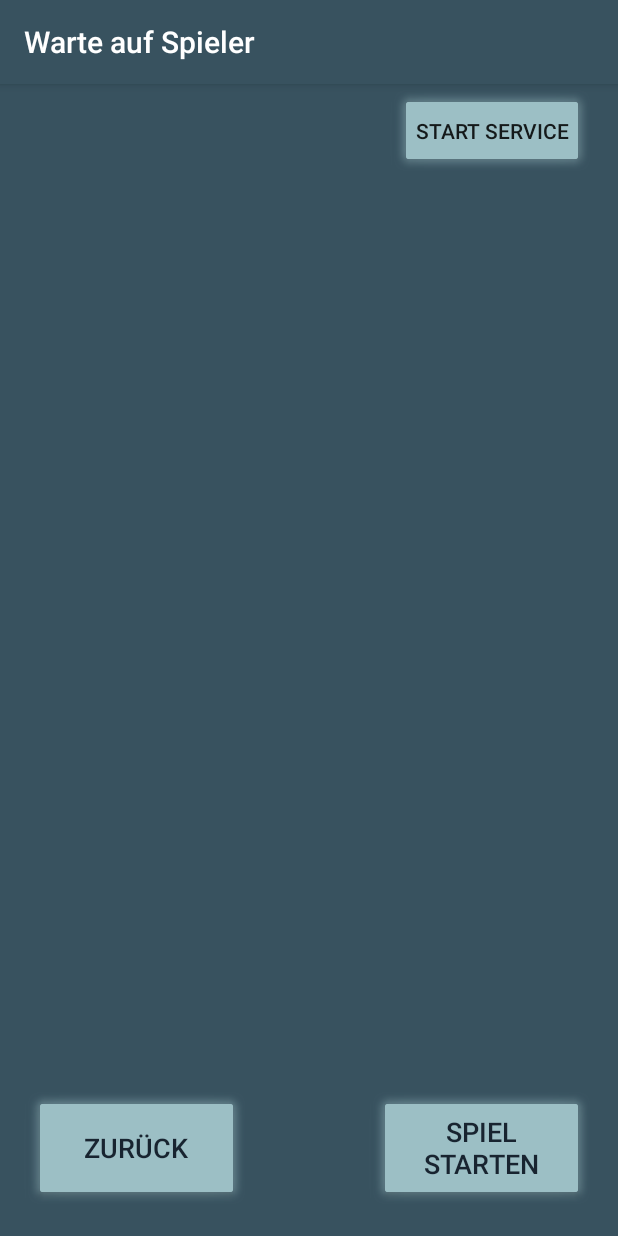
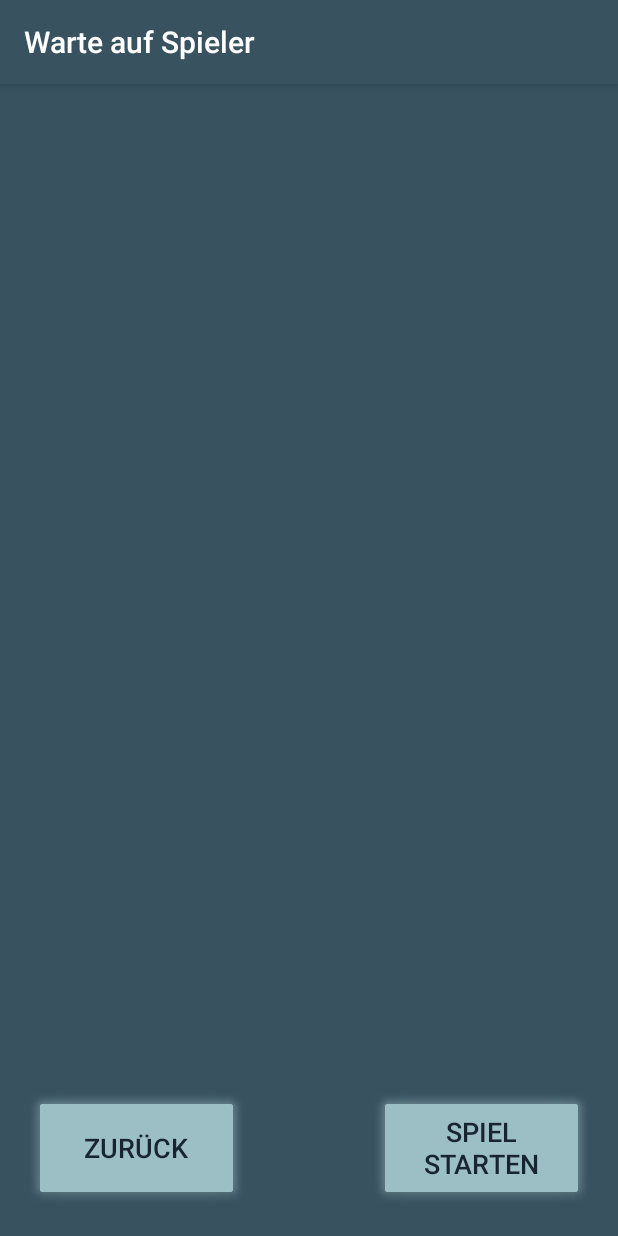
Before and after one commit to migu3lle/Wizard, an Android app: the WaitForPlayersActivity screen opened directly, with no data from a screen before it, on a phone screen of 412 x 824 dp. Run offline under Robolectric (Android 15) with nearby library versions, the phone set to English and light mode, and no system bars; libraries missing offline, so code that uses them is left out: com.bluelinelabs.logansquare, com.peak.salut; 9 statements that could not run were skipped.

Commit message:
#12 fixed Salut stopNetworkService() for host; function button "start Service" removed

```diff
--- a/app/src/main/java/aau/losamigos/wizard/WaitForPlayersActivity.java
+++ b/app/src/main/java/aau/losamigos/wizard/WaitForPlayersActivity.java
@@ -30,7 +30,6 @@ public class WaitForPlayersActivity extends AppCompatActivity implements View.On
     SalutListViewAdapter adapter;
     ArrayList<SalutDevice> clientList;
 
-    Button btnService;
     Button btnBack;
     Button btnStartGame;
 
@@ -53,8 +52,6 @@ public class WaitForPlayersActivity extends AppCompatActivity implements View.On
         lvClients.setAdapter(adapter);
 
         //Some buttons...
-        btnService = findViewById(R.id.btn_Service);
-        btnService.setOnClickListener(this);
         btnBack = findViewById(R.id.btn_Back);
         btnBack.setOnClickListener(this);
         btnStartGame = findViewById(R.id.btn_StartGame);
@@ -88,6 +85,7 @@ public class WaitForPlayersActivity extends AppCompatActivity implements View.On
         GameConfig.getInstance().setSalut(network, dataCallback);
         //Add this device (=host) to clientList
         clientList.add(network.thisDevice);
+        setupNetwork();
     }
 
     /*
@@ -95,18 +93,13 @@ public class WaitForPlayersActivity extends AppCompatActivity implements View.On
      */
     @Override
     public void onClick(View v) {
-        if(v.getId() == R.id.btn_Service){
-            //Start a host service
-            setupNetwork();
-        }
-        else if(v.getId() == R.id.btn_Back){
+        if(v.getId() == R.id.btn_Back){
             finish();
         }
         else if(v.getId() == R.id.btn_StartGame){
             gameStarted = true;
             GameConfig.getInstance().setPlayers(clientList);
             GameConfig.getInstance().setIsHost(true);
-
 
 
             Message myMessage = new Message();
@@ -136,13 +129,6 @@ public class WaitForPlayersActivity extends AppCompatActivity implements View.On
                     adapter.notifyDataSetChanged();
                 }
             });
-            btnService.setText("Stop Service");
-
-        }
-        else
-        {
-            network.stopNetworkService(false);
-            btnService.setText("Start Service");
         }
     }
 
@@ -154,20 +140,28 @@ public class WaitForPlayersActivity extends AppCompatActivity implements View.On
     @Override
     protected void onDestroy() {
         super.onDestroy();
+        Log.d("WizardApp", "WaitForPlayersActivity: onDestroy()");
 
         if(network != null) {
             if( network.isRunningAsHost) {
                 try {
+                    Log.d("WizardApp", "WaitForPlayersActivity: Trying stopNetworkService()");
+
+                    /* For any reason cancelConnecting() is needed first to make stopNetworkService functional
+                     * This triggers the WifiP2pManager.stopServiceRequest() method internal.
+                     * Otherwise stopNetworkService throws an SocketException when calling ServerSocket.close() method */
+                    network.cancelConnecting();
                     network.stopNetworkService(true);
 
                 } catch (Exception e) {
-
+                    e.printStackTrace();
                 }
             } else {
                 try {
+                    Log.d("WizardApp", "WaitForPlayersActivity: Trying unregisterClient()");
                     network.unregisterClient(true);
                 } catch (Exception e) {
-
+                    e.printStackTrace();
                 }
             }
         }
--- a/app/src/main/res/layout/activity_wait_for_players.xml
+++ b/app/src/main/res/layout/activity_wait_for_players.xml
@@ -18,10 +18,10 @@
     <ListView xmlns:android="http://schemas.android.com/apk/res/android"
         android:id="@+id/lv_Players"
         android:layout_width="368dp"
-        android:layout_height="330dp"
+        android:layout_height="396dp"
         android:layout_marginEnd="8dp"
         android:layout_marginStart="8dp"
-        android:layout_marginTop="64dp"
+        android:layout_marginTop="8dp"
         app:layout_constraintEnd_toEndOf="parent"
         app:layout_constraintHorizontal_bias="0.0"
         app:layout_constraintStart_toStartOf="parent"
@@ -55,16 +55,4 @@
         app:layout_constraintBottom_toBottomOf="parent"
         app:layout_constraintStart_toStartOf="parent" />
 
-    <Button
-        android:id="@+id/btn_Service"
-        android:layout_width="136dp"
-        android:layout_height="59dp"
-        android:layout_marginEnd="16dp"
-        android:layout_marginTop="4dp"
-        android:background="@android:drawable/alert_light_frame"
-        android:backgroundTint="@color/colorPrimaryLight"
-        android:text="Start Service"
-        app:layout_constraintEnd_toEndOf="@+id/toolbar"
-        app:layout_constraintTop_toTopOf="@+id/toolbar" />
-
 </android.support.constraint.ConstraintLayout>
```
